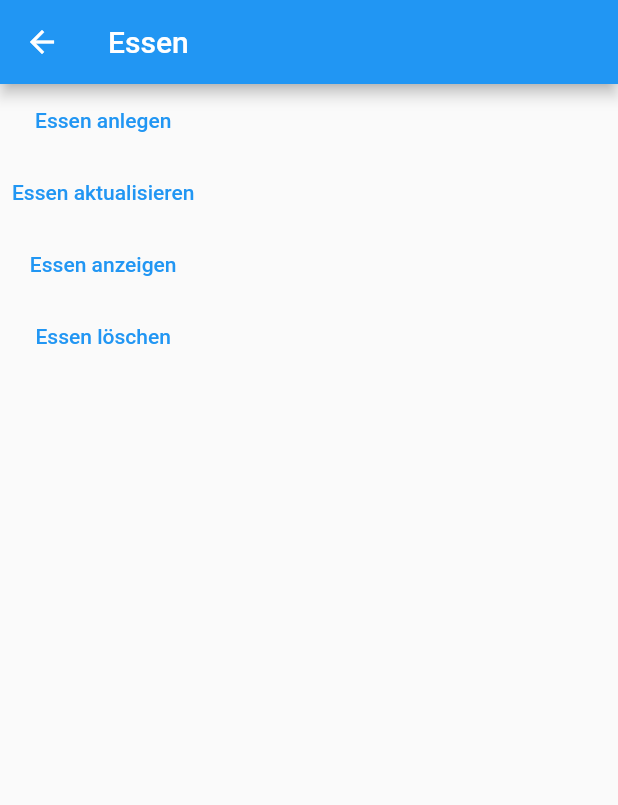
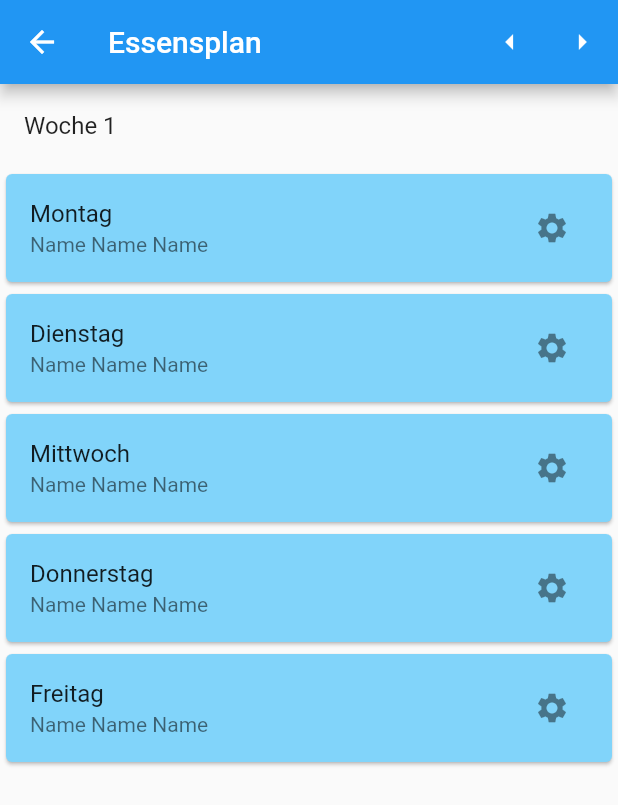
Before and after one commit to atze119/webmo_group4, a Flutter app: the screen it shows once a user with an empty profile is signed in, after a tap on "Go to FoodView", on a phone screen of 412 x 824 dp. Shown: the top 805 px of the screen. Run offline on Flutter 3.47's test engine with Material 2 defaults, Android fonts, the light colour scheme and no system bars; our stand-ins replace cloud_firestore, firebase_auth, firebase_core, flutter_spinkit; accounts and stored records are empty.

Commit message:
new branch - foodplan

```diff
--- a/lib/viewmodels/food/food_service.dart
+++ b/lib/viewmodels/food/food_service.dart
@@ -28,7 +28,7 @@ class FoodService {
         foodModel: FoodModel(
             name: listController[0].text,
             foodType: listController[1].text,
-            price: listController[2].text));
+            price: listController[2].text,));
     ScaffoldMessenger.of(context).showSnackBar(SnackBar(
         content:
             Text("${listController[0].text} wurde zur Datenbank hinzugefügt")));
--- /dev/null
+++ b/lib/views/food/foodplan/food_card.dart
@@ -0,0 +1,28 @@
+import 'package:flutter/material.dart';
+import 'package:webmo_group4/viewmodels/food/food_service.dart';
+
+class FoodCard extends StatelessWidget {
+  final int weekIndex;
+  final String day;
+  FoodCard({required this.day, required this.weekIndex});
+
+  @override
+  Widget build(BuildContext context) {
+    return Card(
+      color: Colors.lightBlue.shade200,
+      child: ListTile(
+        title: Text(day),
+        subtitle: Text("Name Name Name"),
+        onTap: () async{
+          await FoodService().showFood(context);
+        },
+        trailing: IconButton(
+          icon: Icon(Icons.settings),
+          onPressed: () async {
+            await FoodService().createFood(context);
+          },
+        ),
+      ),
+    );
+  }
+}
--- /dev/null
+++ b/lib/views/food/foodplan/food_plan.dart
@@ -0,0 +1,54 @@
+import 'package:flutter/material.dart';
+import 'package:webmo_group4/views/food/foodplan/week_card.dart';
+
+class FoodPlan extends StatefulWidget {
+  const FoodPlan({super.key});
+
+  @override
+  State<FoodPlan> createState() => _FoodPlanState();
+}
+
+class _FoodPlanState extends State<FoodPlan> {
+
+  int currentPage = 0;
+
+  void _previousWeek() {
+    setState(() {
+      if (currentPage > 0) {
+        currentPage--;
+      }
+    });
+  }
+
+  void _nextWeek() {
+    setState(() {
+      if (currentPage < 7) {
+        currentPage++;
+      }
+    });
+  }
+
+  @override
+  Widget build(BuildContext context) {
+    return Scaffold(
+      appBar: AppBar(
+        title: Text("Essensplan"),
+        actions: [
+          IconButton(
+            icon: Icon(Icons.arrow_left),
+            onPressed: () {
+              _previousWeek();
+            },
+          ),
+          IconButton(
+            icon: Icon(Icons.arrow_right),
+            onPressed: () {
+              _nextWeek();
+            },
+          ),
+        ],
+      ),
+      body: WeekCard(weekIndex: currentPage),
+    );
+  }
+}
--- /dev/null
+++ b/lib/views/food/foodplan/week_card.dart
@@ -0,0 +1,23 @@
+import 'package:flutter/material.dart';
+import 'food_card.dart';
+class WeekCard extends StatelessWidget {
+  final int weekIndex;
+  WeekCard({required this.weekIndex});
+
+  @override
+  Widget build(BuildContext context) {
+
+    return Column(
+      children: [
+        ListTile(
+          title: Text("Woche ${weekIndex+1} "),
+        ),
+        FoodCard(day: "Montag", weekIndex: weekIndex),
+        FoodCard(day: "Dienstag", weekIndex: weekIndex),
+        FoodCard(day: "Mittwoch", weekIndex: weekIndex),
+        FoodCard(day: "Donnerstag", weekIndex: weekIndex),
+        FoodCard(day: "Freitag", weekIndex: weekIndex),
+      ],
+    );
+  }
+}
--- a/lib/views/home/home_admin/home_admin.dart
+++ b/lib/views/home/home_admin/home_admin.dart
@@ -3,6 +3,7 @@ import 'package:webmo_group4/shared/constants.dart';
 import 'package:webmo_group4/views/food/food_view.dart';
 
 import '../../../viewmodels/auth/auth_service.dart';
+import '../../food/foodplan/food_plan.dart';
 
 class HomeAdmin extends StatelessWidget {
   HomeAdmin({super.key});
@@ -33,7 +34,7 @@ class HomeAdmin extends StatelessWidget {
         body: TextButton(
           onPressed: () {
             Navigator.push(context,
-                MaterialPageRoute(builder: (context) => const FoodView()));
+                MaterialPageRoute(builder: (context) => const FoodPlan()));
           },
           child: const Text("Go to FoodView"),
         ));
```
